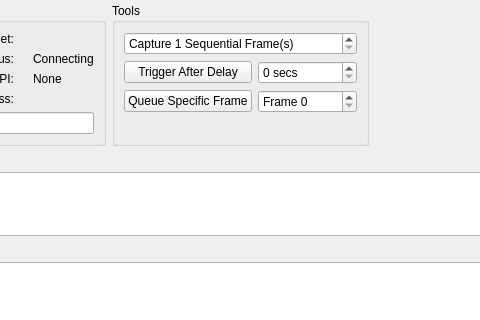
The window that qrenderdoc/Windows/Dialogs/LiveCapture.ui (baldurk/renderdoc) describes before a commit, drawn with Qt 5; both pictures show x 111 to 591 and y 0 to 320 of the 680 by 483 pixel window.
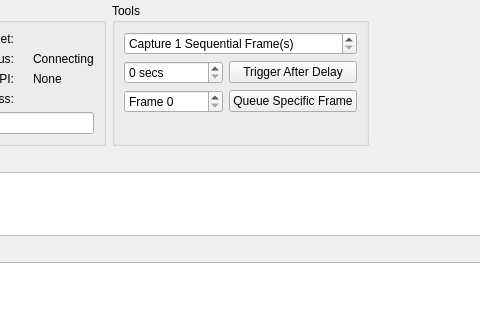
The same window after the commit. Icons and pictures are not drawn. Custom widgets are drawn as their Qt base class.

Commit message: Tweak live capture again - feels more natural with buttons on the right

Patch:
```diff
--- a/qrenderdoc/Windows/Dialogs/LiveCapture.ui
+++ b/qrenderdoc/Windows/Dialogs/LiveCapture.ui
@@ -190,7 +190,7 @@
          <string>Tools</string>
         </property>
         <layout class="QGridLayout" name="gridLayout_3">
-         <item row="1" column="1">
+         <item row="1" column="0">
           <widget class="QDoubleSpinBox" name="captureDelay">
            <property name="baseSize">
             <size>
@@ -212,7 +212,7 @@
            </property>
           </widget>
          </item>
-         <item row="4" column="1">
+         <item row="2" column="0">
           <widget class="QDoubleSpinBox" name="captureFrame">
            <property name="prefix">
             <string>Frame </string>
@@ -225,14 +225,14 @@
            </property>
           </widget>
          </item>
-         <item row="1" column="0">
+         <item row="1" column="1">
           <widget class="QPushButton" name="triggerCapture">
            <property name="text">
             <string>Trigger After Delay</string>
            </property>
           </widget>
          </item>
-         <item row="4" column="0">
+         <item row="2" column="1">
           <widget class="QPushButton" name="queueCap">
            <property name="text">
             <string>Queue Specific Frame</string>
@@ -267,7 +267,7 @@
            </property>
           </widget>
          </item>
-         <item row="5" column="0">
+         <item row="3" column="0" colspan="2">
           <spacer name="verticalSpacer">
            <property name="orientation">
             <enum>Qt::Vertical</enum>
```
